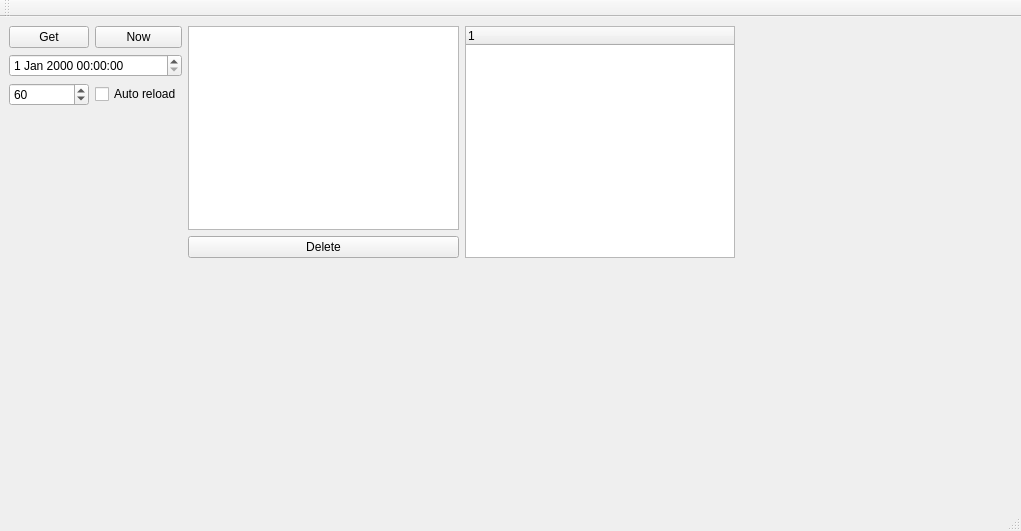
First picture: the form in mainwindow.ui, repository kenih4/Correlation_plot, before the edit.
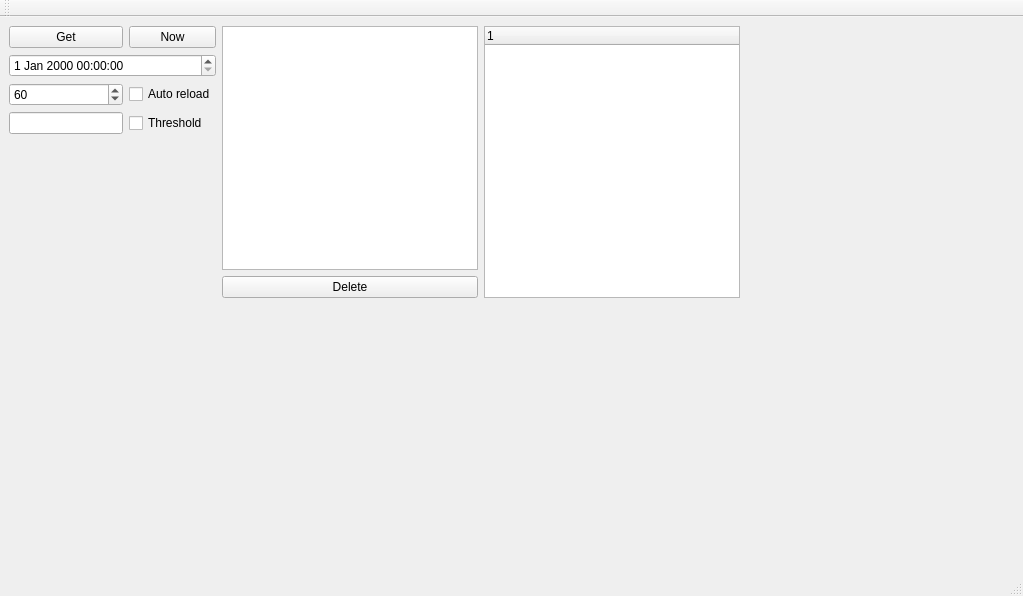
Second picture: the form after the edit. Custom widgets are drawn as their Qt base class.

Diff of the .ui file:
```diff
--- a/mainwindow.ui
+++ b/mainwindow.ui
@@ -6,8 +6,8 @@
    <rect>
     <x>0</x>
     <y>0</y>
-    <width>1021</width>
-    <height>531</height>
+    <width>1023</width>
+    <height>596</height>
    </rect>
   </property>
   <property name="windowTitle">
@@ -15,6 +15,26 @@
   </property>
   <widget class="QWidget" name="centralwidget">
    <layout class="QGridLayout" name="gridLayout">
+    <item row="1" column="0" colspan="2">
+     <widget class="QDateTimeEdit" name="dateTimeEdit">
+      <property name="enabled">
+       <bool>true</bool>
+      </property>
+     </widget>
+    </item>
+    <item row="7" column="0" rowspan="2" colspan="5">
+     <layout class="QHBoxLayout" name="horizontalLayout">
+      <item>
+       <widget class="QCustomPlot" name="widget_1" native="true"/>
+      </item>
+      <item>
+       <widget class="QCustomPlot" name="widget_2" native="true"/>
+      </item>
+      <item>
+       <widget class="QCustomPlot" name="widget_3" native="true"/>
+      </item>
+     </layout>
+    </item>
     <item row="0" column="1">
      <widget class="QPushButton" name="pushButton_2">
       <property name="text">
@@ -29,13 +49,6 @@
       </property>
      </widget>
     </item>
-    <item row="1" column="0" colspan="2">
-     <widget class="QDateTimeEdit" name="dateTimeEdit">
-      <property name="enabled">
-       <bool>true</bool>
-      </property>
-     </widget>
-    </item>
     <item row="2" column="1">
      <widget class="QCheckBox" name="checkBox">
       <property name="text">
@@ -43,17 +56,7 @@
       </property>
      </widget>
     </item>
-    <item row="2" column="0">
-     <widget class="QSpinBox" name="spinBox">
-      <property name="maximum">
-       <number>100</number>
-      </property>
-      <property name="value">
-       <number>60</number>
-      </property>
-     </widget>
-    </item>
-    <item row="3" column="4">
+    <item row="5" column="4">
      <spacer name="horizontalSpacer">
       <property name="orientation">
        <enum>Qt::Horizontal</enum>
@@ -66,30 +69,33 @@
       </property>
      </spacer>
     </item>
-    <item row="0" column="2" rowspan="4">
+    <item row="2" column="0">
+     <widget class="QSpinBox" name="spinBox">
+      <property name="minimum">
+       <number>1</number>
+      </property>
+      <property name="maximum">
+       <number>200</number>
+      </property>
+      <property name="value">
+       <number>60</number>
+      </property>
+     </widget>
+    </item>
+    <item row="3" column="0">
+     <widget class="QLineEdit" name="V_threshold"/>
+    </item>
+    <item row="0" column="2" rowspan="5">
      <widget class="QListWidget" name="listWidget"/>
     </item>
-    <item row="5" column="0" rowspan="2" colspan="5">
-     <layout class="QHBoxLayout" name="horizontalLayout">
-      <item>
-       <widget class="QCustomPlot" name="widget_1" native="true"/>
-      </item>
-      <item>
-       <widget class="QCustomPlot" name="widget_2" native="true"/>
-      </item>
-      <item>
-       <widget class="QCustomPlot" name="widget_3" native="true"/>
-      </item>
-     </layout>
-    </item>
-    <item row="4" column="2">
+    <item row="5" column="2">
      <widget class="QPushButton" name="pushButton_delete">
       <property name="text">
        <string>Delete</string>
       </property>
      </widget>
     </item>
-    <item row="0" column="3" rowspan="5">
+    <item row="0" column="3" rowspan="6">
      <widget class="QTreeWidget" name="treeWidget">
       <column>
        <property name="text">
@@ -98,6 +104,13 @@
       </column>
      </widget>
     </item>
+    <item row="3" column="1">
+     <widget class="QCheckBox" name="checkBox_th">
+      <property name="text">
+       <string>Threshold</string>
+      </property>
+     </widget>
+    </item>
    </layout>
   </widget>
   <widget class="QMenuBar" name="menubar">
@@ -105,8 +118,8 @@
     <rect>
      <x>0</x>
      <y>0</y>
-     <width>1021</width>
-     <height>17</height>
+     <width>1023</width>
+     <height>20</height>
     </rect>
    </property>
   </widget>
```
